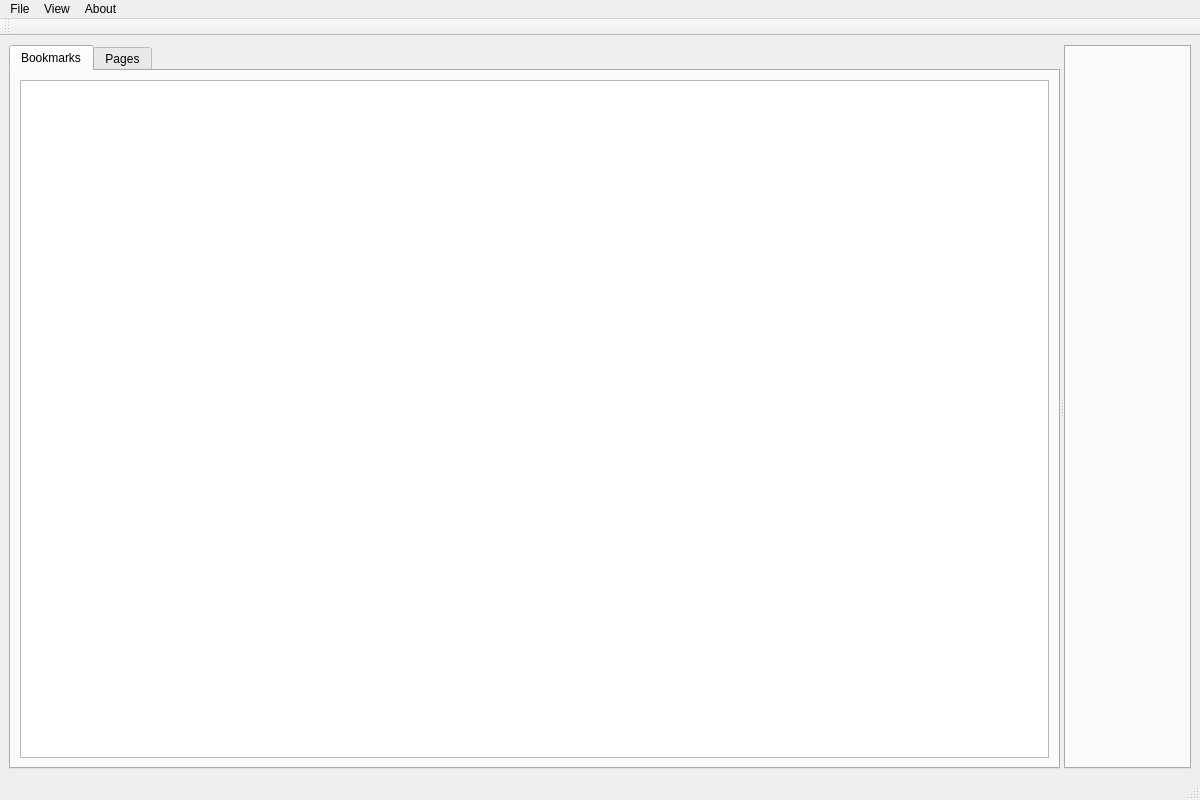
Above: pcspdfviewer/src/mainwindow.ui from N1vn0vem8er/pineconesnake before the change. Below: the same form after it.
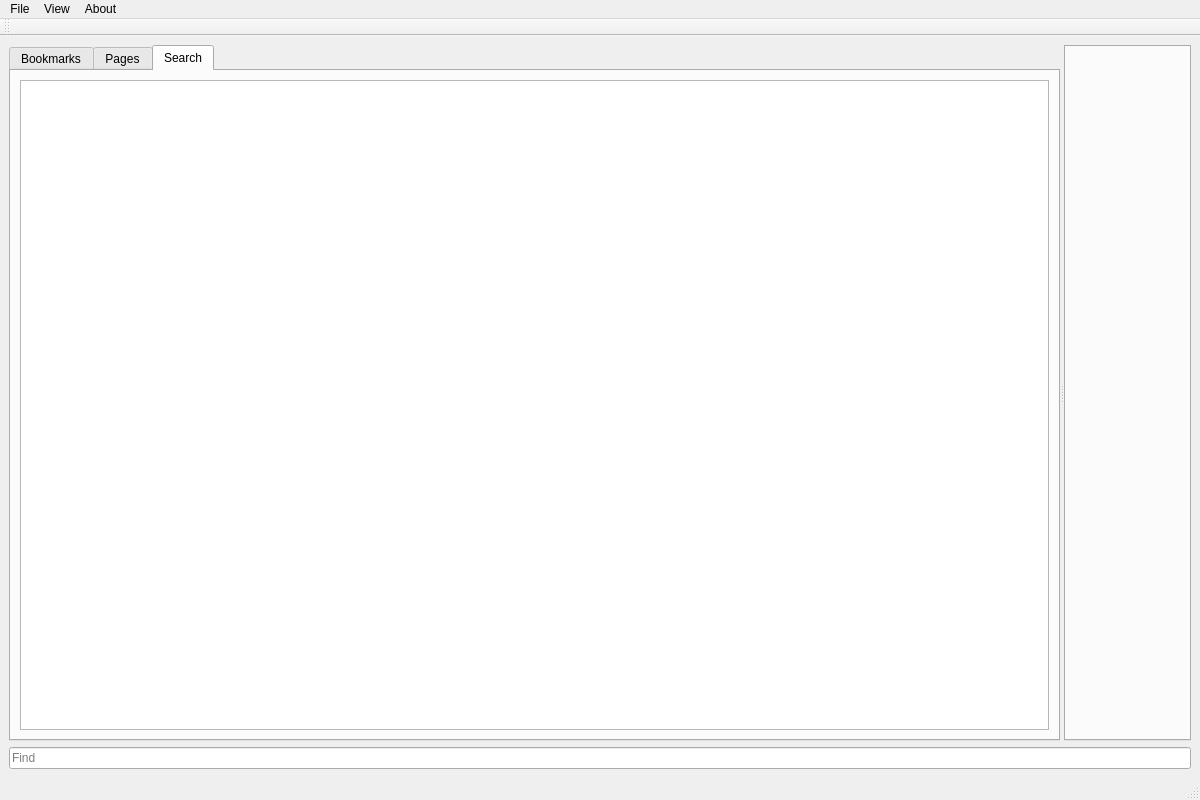
That is the form after the change. Icons and pictures are not drawn.

```diff
--- a/pcspdfviewer/src/mainwindow.ui
+++ b/pcspdfviewer/src/mainwindow.ui
@@ -25,7 +25,7 @@
       </property>
       <widget class="QTabWidget" name="sideTabWidget">
        <property name="currentIndex">
-        <number>0</number>
+        <number>2</number>
        </property>
        <widget class="QWidget" name="tab1">
         <attribute name="title">
@@ -47,6 +47,16 @@
          </item>
         </layout>
        </widget>
+       <widget class="QWidget" name="tab">
+        <attribute name="title">
+         <string>Search</string>
+        </attribute>
+        <layout class="QVBoxLayout" name="verticalLayout_4">
+         <item>
+          <widget class="QListView" name="searchResultsView"/>
+         </item>
+        </layout>
+       </widget>
       </widget>
       <widget class="QTabWidget" name="tabWidget">
        <property name="currentIndex">
@@ -58,6 +68,16 @@
       </widget>
      </widget>
     </item>
+    <item>
+     <widget class="QLineEdit" name="searchLineEdit">
+      <property name="toolTip">
+       <string/>
+      </property>
+      <property name="placeholderText">
+       <string>Find</string>
+      </property>
+     </widget>
+    </item>
    </layout>
   </widget>
   <widget class="QMenuBar" name="menubar">
```
Left out of the diff: 27 changed lines with no effect on the pictures.
